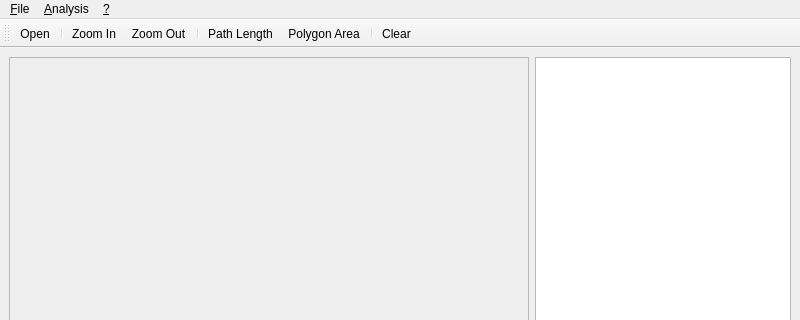
claudiomattera/graph-extractor, file MainWindow.ui: the form before one commit; both pictures show x 0 to 800 and y 0 to 320 of the 800 by 600 pixel window.
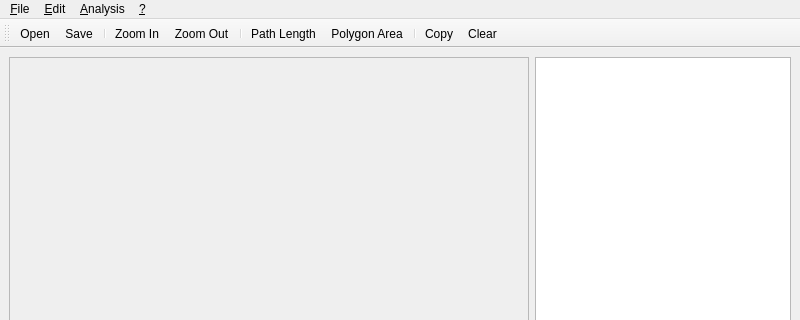
The form after the commit. Icons and pictures are not drawn. Custom widgets are drawn as their Qt base class.

The edit to the form file:
```diff
--- a/MainWindow.ui
+++ b/MainWindow.ui
@@ -111,7 +111,15 @@
     <addaction name="pathLengthAction"/>
     <addaction name="polygonAreaAction"/>
    </widget>
+   <widget class="QMenu" name="editMenu">
+    <property name="title">
+     <string>&amp;Edit</string>
+    </property>
+    <addaction name="copyAction"/>
+    <addaction name="clearAction"/>
+   </widget>
    <addaction name="fileMenu"/>
+   <addaction name="editMenu"/>
    <addaction name="analysisMenu"/>
    <addaction name="menu"/>
   </widget>
@@ -127,6 +135,7 @@
     <bool>false</bool>
    </attribute>
    <addaction name="openAction"/>
+   <addaction name="saveAction"/>
    <addaction name="separator"/>
    <addaction name="zoomInAction"/>
    <addaction name="zoomOutAction"/>
@@ -134,6 +143,7 @@
    <addaction name="pathLengthAction"/>
    <addaction name="polygonAreaAction"/>
    <addaction name="separator"/>
+   <addaction name="copyAction"/>
    <addaction name="clearAction"/>
   </widget>
   <action name="openAction">
@@ -217,7 +227,7 @@
      <normaloff>:/images/clear.svg</normaloff>:/images/clear.svg</iconset>
    </property>
    <property name="text">
-    <string>&amp;Clear</string>
+    <string>C&amp;lear</string>
    </property>
   </action>
   <action name="settingsAction">
@@ -229,6 +239,24 @@
     <string>&amp;Settings</string>
    </property>
   </action>
+  <action name="copyAction">
+   <property name="icon">
+    <iconset resource="icons.qrc">
+     <normaloff>:/images/copy.svg</normaloff>:/images/copy.svg</iconset>
+   </property>
+   <property name="text">
+    <string>&amp;Copy</string>
+   </property>
+  </action>
+  <action name="saveAction">
+   <property name="icon">
+    <iconset resource="icons.qrc">
+     <normaloff>:/images/export.svg</normaloff>:/images/export.svg</iconset>
+   </property>
+   <property name="text">
+    <string>&amp;Save</string>
+   </property>
+  </action>
  </widget>
  <customwidgets>
   <customwidget>
```
Left out of the diff: 7 changed lines with no effect on the pictures.
